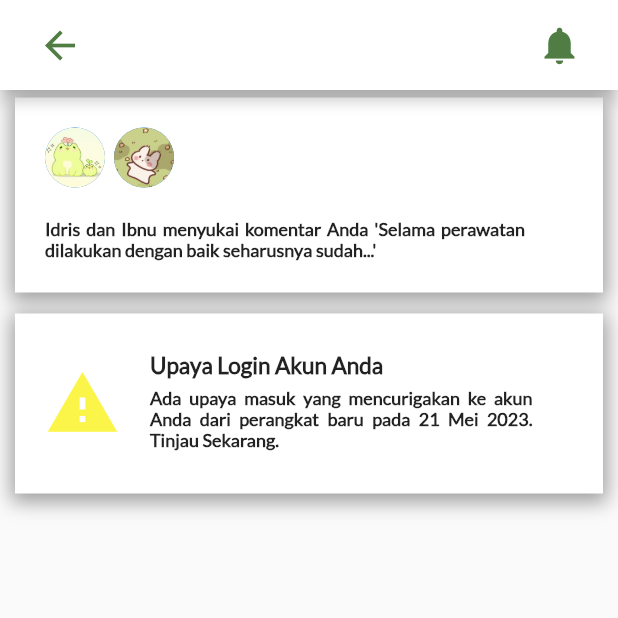
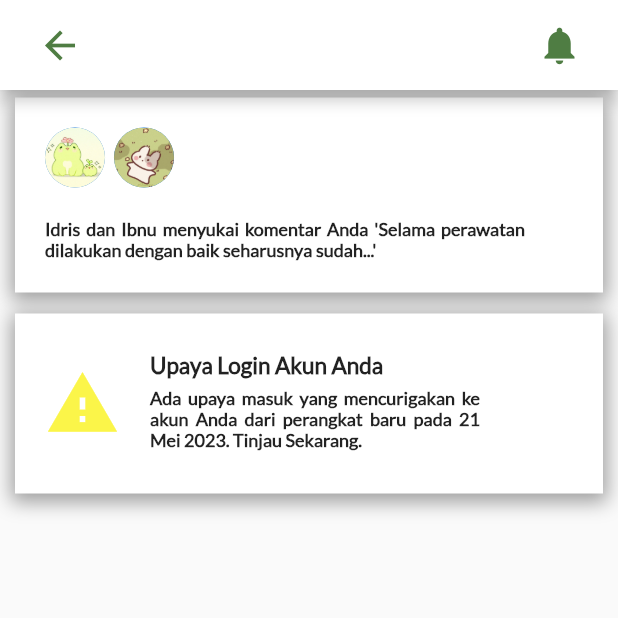
Before and after one commit to anandashadrina/AgroTalk, a Flutter app: the NotificationUserPage screen opened directly, on a phone screen of 412 x 824 dp, the top half of it. Run offline on Flutter 3.47's test engine with Material 2 defaults, Android fonts, the phone set to English and light mode, and no system bars; our stand-ins replace font_awesome_flutter.

Commit message:
pembaruan notifikasi

```diff
--- a/lib/Pages/User Page/NotificationUserPage.dart
+++ b/lib/Pages/User Page/NotificationUserPage.dart
@@ -141,7 +141,7 @@ class _NotificationUserPageState extends State<NotificationUserPage> {
                             ),
                           ),
                           Container(
-                            width: 280,
+                            width: 250,
                             child: Padding(
                               padding:
                                   EdgeInsets.only(left: 10, top: 15, right: 15),
@@ -159,7 +159,7 @@ class _NotificationUserPageState extends State<NotificationUserPage> {
                                   ),
                                   Expanded(
                                       child: Padding(
-                                    padding: EdgeInsets.only(top: 6),
+                                    padding: EdgeInsets.only(top: 6, right: 5),
                                     child: Text(
                                       "Ada upaya masuk yang mencurigakan ke akun Anda dari perangkat baru pada 21 Mei 2023. Tinjau Sekarang.",
                                       textAlign: TextAlign.justify,
```
